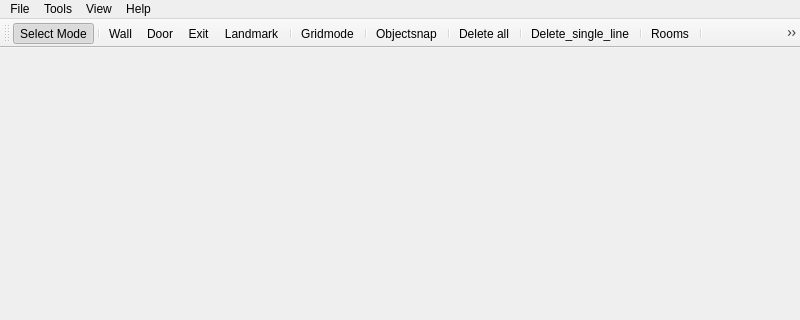
Before: the Qt Designer form forms/mainwindow.ui in JuPedSim/jpseditor, drawn with Qt 5; both pictures show x 0 to 800 and y 0 to 320 of the 800 by 600 pixel window.
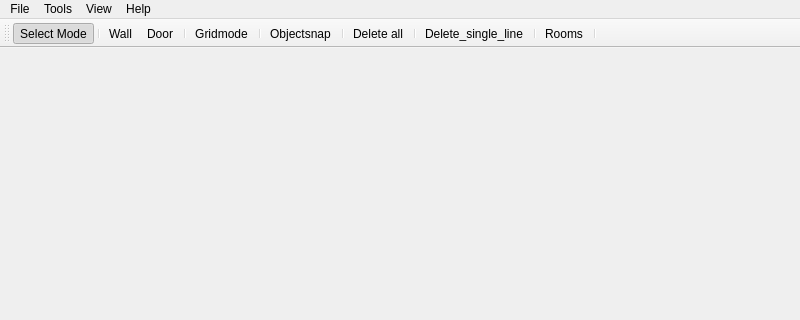
After: the same form once the commit is applied. Icons and pictures are not drawn.

```diff
--- a/forms/mainwindow.ui
+++ b/forms/mainwindow.ui
@@ -87,8 +87,6 @@
    <addaction name="separator"/>
    <addaction name="actionWall"/>
    <addaction name="actionDoor"/>
-   <addaction name="actionExit"/>
-   <addaction name="actionLandmark"/>
    <addaction name="separator"/>
    <addaction name="actiongridmode"/>
    <addaction name="separator"/>
@@ -100,7 +98,6 @@
    <addaction name="separator"/>
    <addaction name="actionRoom"/>
    <addaction name="separator"/>
-   <addaction name="actionLandmarkWidget"/>
   </widget>
   <action name="action_ffnen">
    <property name="icon">
```
Left out of the diff: 1 changed line with no effect on the pictures.
